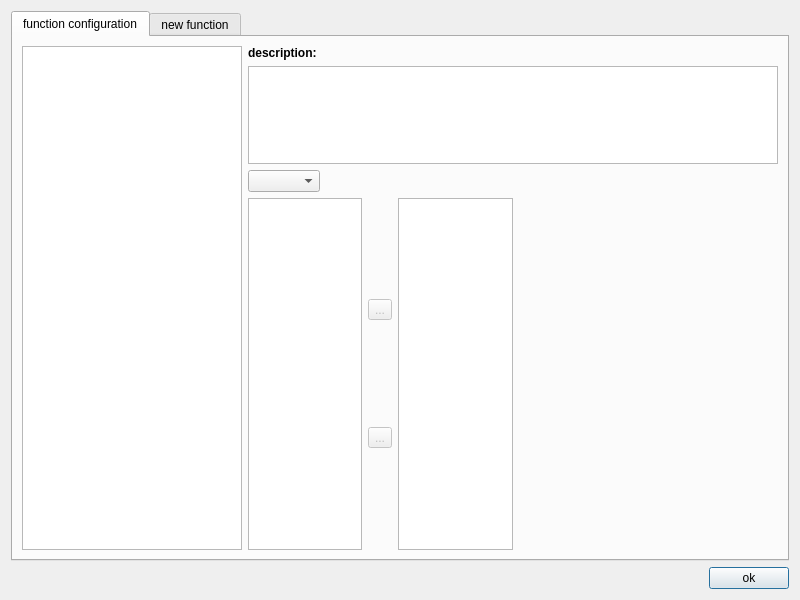
OpenIndy/OpenIndy, file ui/dialogs/featurefunctionsdialog.ui: the form before one commit.
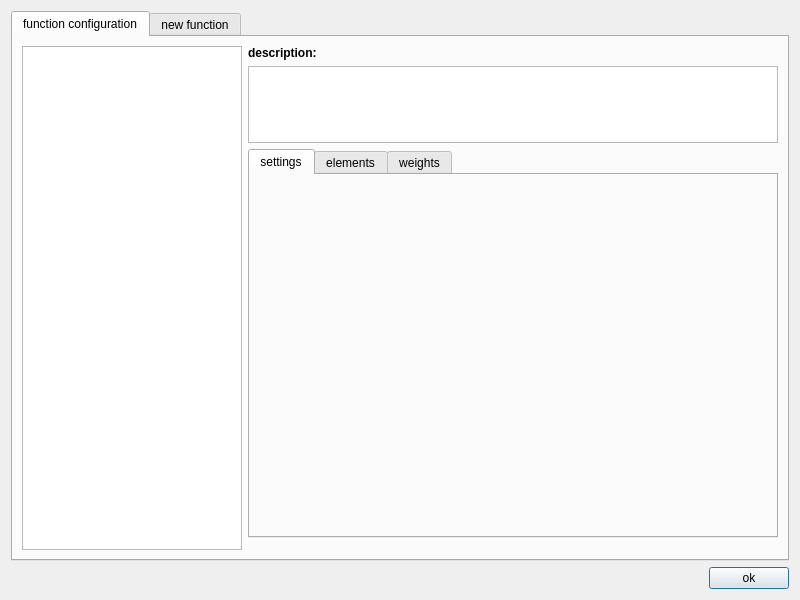
The form after the commit. The open tabs and pages were chosen to show the change. Icons and pictures are not drawn.

Commit message: implement weights model and functionality for weighted alignment

The edit to the form file:
```diff
--- a/ui/dialogs/featurefunctionsdialog.ui
+++ b/ui/dialogs/featurefunctionsdialog.ui
@@ -45,10 +45,8 @@
       <attribute name="title">
        <string>function configuration</string>
       </attribute>
-      <layout class="QGridLayout" name="gridLayout_2">
-       <item row="0" column="0">
-        <layout class="QHBoxLayout" name="horizontalLayout_5">
-         <item>
+      <layout class="QGridLayout" name="gridLayout_4">
+       <item row="0" column="0" rowspan="3">
           <widget class="QTreeView" name="treeView_functions">
            <property name="minimumSize">
             <size>
@@ -70,8 +68,8 @@
            </property>
           </widget>
          </item>
-         <item>
-          <layout class="QVBoxLayout" name="verticalLayout_3" stretch="1,0,3">
+       <item row="0" column="1">
+        <layout class="QVBoxLayout" name="verticalLayout_6" stretch="1,4">
            <item>
             <layout class="QVBoxLayout" name="verticalLayout_2">
              <item>
@@ -93,30 +91,33 @@
             </layout>
            </item>
            <item>
-            <widget class="QWidget" name="widget_filter" native="true">
+          <widget class="QTabWidget" name="tabWidget_functionParameter">
+           <property name="currentIndex">
+            <number>2</number>
+           </property>
+           <widget class="QWidget" name="tab_settings">
+            <attribute name="title">
+             <string>settings</string>
+            </attribute>
+            <layout class="QGridLayout" name="gridLayout_2">
+             <item row="0" column="0">
+              <widget class="QWidget" name="widget_customParameter" native="true">
              <property name="sizePolicy">
               <sizepolicy hsizetype="Preferred" vsizetype="Preferred">
                <horstretch>0</horstretch>
                <verstretch>0</verstretch>
               </sizepolicy>
              </property>
-             <layout class="QGridLayout" name="gridLayout_3">
-              <property name="leftMargin">
-               <number>0</number>
-              </property>
-              <property name="topMargin">
-               <number>0</number>
-              </property>
-              <property name="rightMargin">
-               <number>0</number>
-              </property>
-              <property name="bottomMargin">
-               <number>0</number>
-              </property>
-              <property name="spacing">
-               <number>0</number>
-              </property>
-              <item row="0" column="0">
+              </widget>
+             </item>
+            </layout>
+           </widget>
+           <widget class="QWidget" name="tab_elements">
+            <attribute name="title">
+             <string>elements</string>
+            </attribute>
+            <layout class="QVBoxLayout" name="verticalLayout_3">
+             <item>
                <layout class="QHBoxLayout" name="horizontalLayout_4">
                 <item>
                  <widget class="QComboBox" name="comboBox_groups"/>
@@ -136,11 +137,8 @@
                 </item>
                </layout>
               </item>
-             </layout>
-            </widget>
-           </item>
            <item>
-            <layout class="QHBoxLayout" name="horizontalLayout_3" stretch="1,1">
+              <layout class="QHBoxLayout" name="horizontalLayout_3" stretch="1">
              <property name="spacing">
               <number>0</number>
              </property>
@@ -242,21 +240,52 @@
                </layout>
               </widget>
              </item>
-             <item>
-              <widget class="QWidget" name="widget_customParameter" native="true">
+              </layout>
+             </item>
+            </layout>
+            <zorder></zorder>
+            <zorder></zorder>
+           </widget>
+           <widget class="QWidget" name="tab_weights">
+            <attribute name="title">
+             <string>weights</string>
+            </attribute>
+            <layout class="QGridLayout" name="gridLayout_5">
+             <item row="0" column="0">
+              <widget class="QTableView" name="tableView_weights"/>
+             </item>
+            </layout>
+           </widget>
+          </widget>
+         </item>
+        </layout>
+       </item>
+       <item row="1" column="1">
+        <widget class="QWidget" name="widget_filter" native="true">
                <property name="sizePolicy">
                 <sizepolicy hsizetype="Preferred" vsizetype="Preferred">
                  <horstretch>0</horstretch>
                  <verstretch>0</verstretch>
                 </sizepolicy>
                </property>
-              </widget>
-             </item>
-            </layout>
-           </item>
-          </layout>
-         </item>
-        </layout>
+         <layout class="QGridLayout" name="gridLayout_3">
+          <property name="leftMargin">
+           <number>0</number>
+          </property>
+          <property name="topMargin">
+           <number>0</number>
+          </property>
+          <property name="rightMargin">
+           <number>0</number>
+          </property>
+          <property name="bottomMargin">
+           <number>0</number>
+          </property>
+          <property name="spacing">
+           <number>0</number>
+          </property>
+         </layout>
+        </widget>
        </item>
       </layout>
      </widget>
```
Lines whose indentation alone changed are shown as unchanged. The commit also changes 7 other files.
